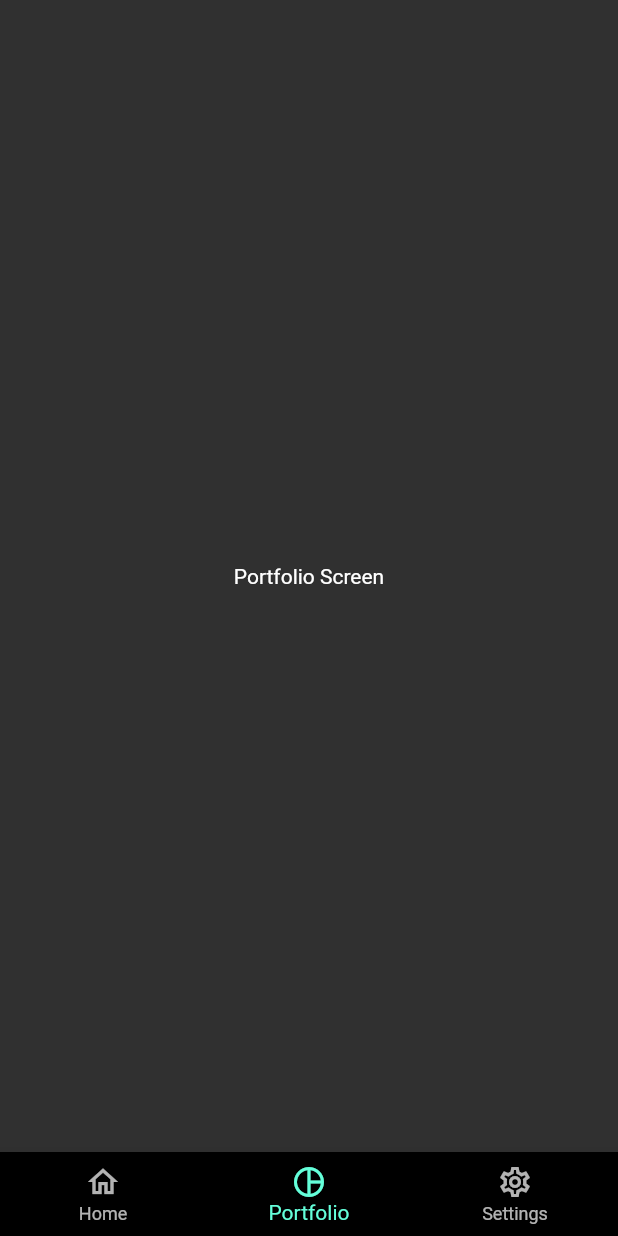
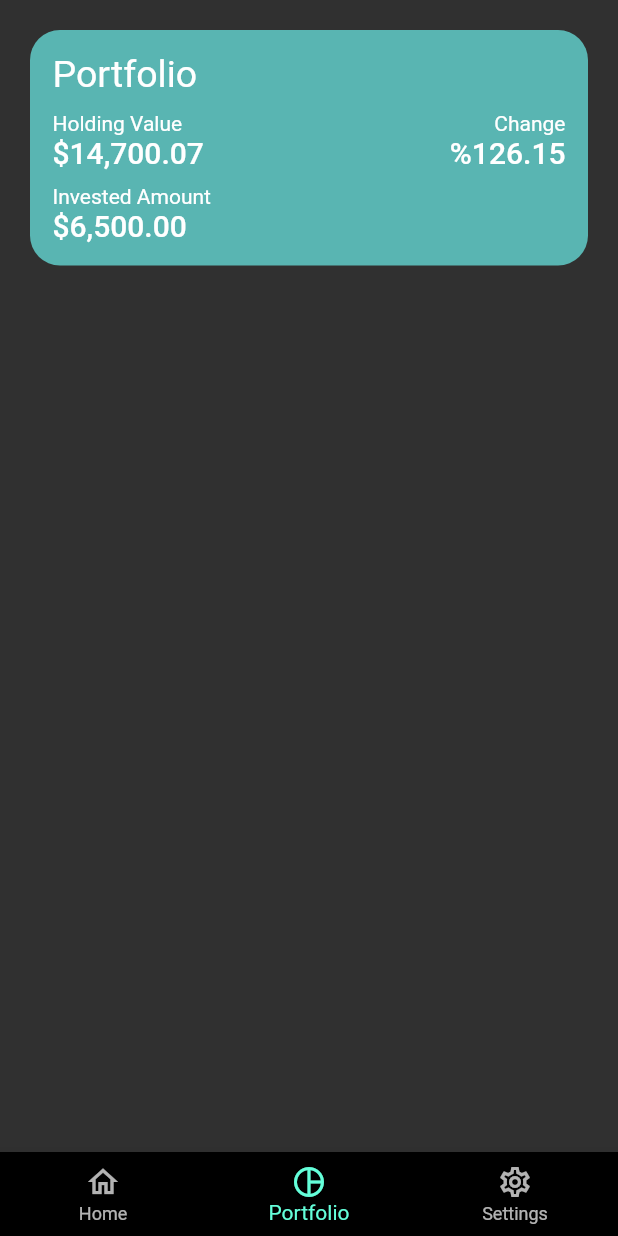
Before and after one commit to Charizard17/bit_holdings_app, a Flutter app: the screen it shows after launch, item 2 of the bottom bar chosen, on a phone screen of 412 x 824 dp. Run offline on Flutter 3.47's test engine with Material 2 defaults, Android fonts, the phone set to English and light mode, and no system bars.

Commit message:
portfolio_screen created. some adjustments

```diff
--- a/lib/screens/landing_screen.dart
+++ b/lib/screens/landing_screen.dart
@@ -7,7 +7,8 @@ class LandingScreen extends StatelessWidget {
   Widget build(BuildContext context) {
     return Scaffold(
       body: Container(
-        width: double.infinity,
+        width: MediaQuery.of(context).size.width,
+        height: MediaQuery.of(context).size.height,
         padding: const EdgeInsets.symmetric(vertical: 70),
         child: Column(
           mainAxisAlignment: MainAxisAlignment.center,
--- a/lib/screens/main_view.dart
+++ b/lib/screens/main_view.dart
@@ -1,4 +1,5 @@
 import 'package:crypto_portfolio_tracker/screens/home_screen.dart';
+import 'package:crypto_portfolio_tracker/screens/portfolio_screen.dart';
 import 'package:crypto_portfolio_tracker/screens/settings_screen.dart';
 import 'package:flutter/material.dart';
 
@@ -15,9 +16,7 @@ class _MainViewState extends State<MainView> {
   int _selectedIndex = 0;
   static const List<Widget> _screenList = [
     HomeScreen(),
-    Center(
-      child: Text('Portfolio Screen'),
-    ),
+    PortfolioScreen(),
     SettingsScreen(),
   ];
   @override
--- /dev/null
+++ b/lib/screens/portfolio_screen.dart
@@ -0,0 +1,68 @@
+import 'package:flutter/material.dart';
+
+class PortfolioScreen extends StatelessWidget {
+  const PortfolioScreen({Key? key}) : super(key: key);
+
+  @override
+  Widget build(BuildContext context) {
+    return SafeArea(
+      child: Container(
+        width: MediaQuery.of(context).size.width,
+        height: MediaQuery.of(context).size.height,
+        padding: const EdgeInsets.only(top: 20),
+        child: Padding(
+          padding: const EdgeInsets.symmetric(horizontal: 20),
+          child: Column(
+            children: [
+              Container(
+                width: double.infinity,
+                // height: 150,
+                padding: const EdgeInsets.all(15),
+                decoration: BoxDecoration(
+                  color: Color(0XFF59B5B2),
+                  borderRadius: BorderRadius.circular(20),
+                ),
+                child: Column(
+                  crossAxisAlignment: CrossAxisAlignment.start,
+                  children: [
+                    Text(
+                      'Portfolio',
+                      style: Theme.of(context).textTheme.headline5,
+                    ),
+                    SizedBox(height: 10),
+                    Row(
+                      mainAxisAlignment: MainAxisAlignment.spaceBetween,
+                      children: [
+                        Text('Holding Value'),
+                        Text('Change'),
+                      ],
+                    ),
+                    Row(
+                      mainAxisAlignment: MainAxisAlignment.spaceBetween,
+                      children: [
+                        Text(
+                          '\$14,700.07',
+                          style: Theme.of(context).textTheme.headline6,
+                        ),
+                        Text(
+                          '%126.15',
+                          style: Theme.of(context).textTheme.headline6,
+                        ),
+                      ],
+                    ),
+                    SizedBox(height: 10),
+                    Text('Invested Amount'),
+                    Text(
+                      '\$6,500.00',
+                      style: Theme.of(context).textTheme.headline6,
+                    ),
+                  ],
+                ),
+              ),
+            ],
+          ),
+        ),
+      ),
+    );
+  }
+}
--- a/lib/screens/screens.dart
+++ b/lib/screens/screens.dart
@@ -2,3 +2,4 @@ import 'landing_screen.dart';
 import 'main_view.dart';
 import 'home_screen.dart';
 import 'settings_screen.dart';
+import 'portfolio_screen.dart';
```
